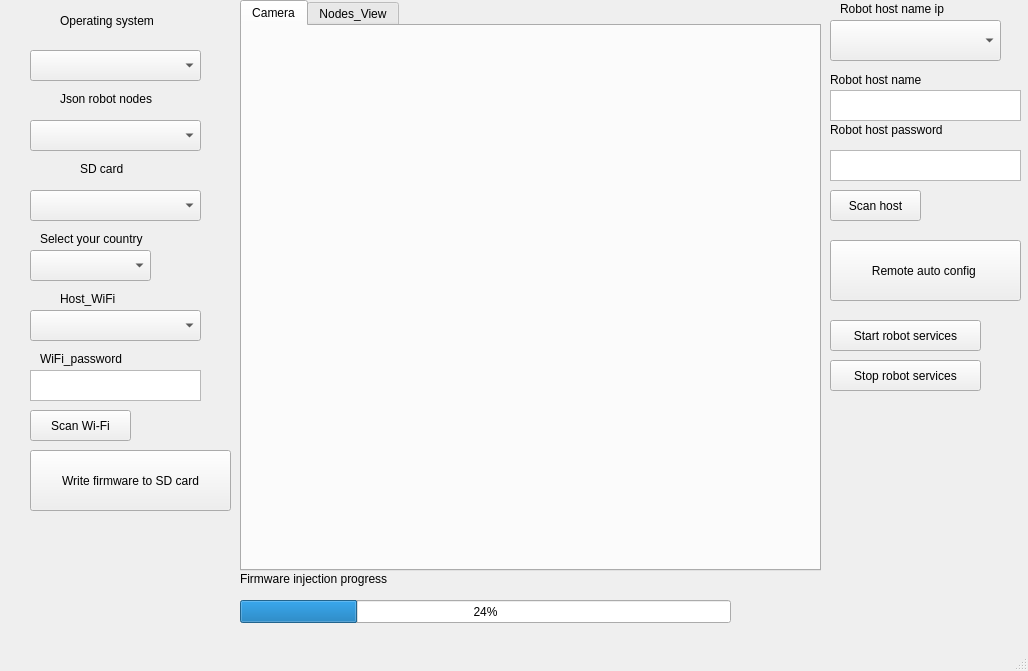
The window that Roboticfirmwaregenerator.ui (KornbotDevUltimatorKraton/LoginQueryDatabasewithurl) describes before a commit, drawn with Qt 5.
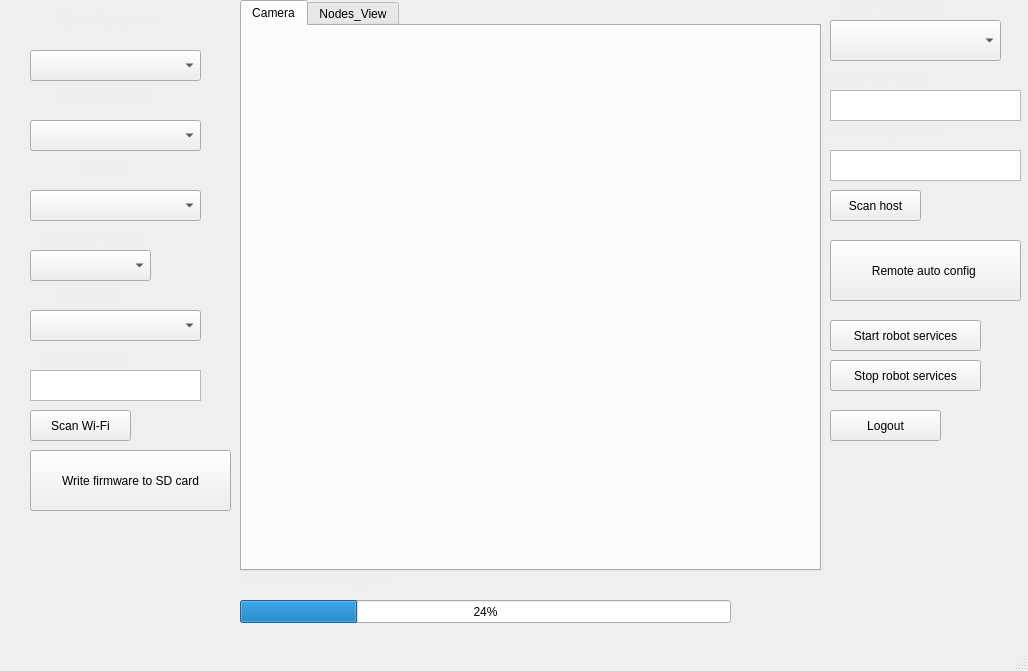
The same window after the commit. The open tabs and pages were chosen to show the change.

The edit to the form file:
```diff
--- a/Roboticfirmwaregenerator.ui
+++ b/Roboticfirmwaregenerator.ui
@@ -60,7 +60,7 @@
      </rect>
     </property>
     <property name="text">
-     <string>Operating system</string>
+     <string>&lt;html&gt;&lt;head/&gt;&lt;body&gt;&lt;p&gt;&lt;span style=&quot; color:#eeeeec;&quot;&gt;Operating system&lt;/span&gt;&lt;/p&gt;&lt;/body&gt;&lt;/html&gt;</string>
     </property>
    </widget>
    <widget class="QComboBox" name="comboBox_3">
@@ -83,7 +83,7 @@
      </rect>
     </property>
     <property name="text">
-     <string>Json robot nodes</string>
+     <string>&lt;html&gt;&lt;head/&gt;&lt;body&gt;&lt;p&gt;&lt;span style=&quot; color:#eeeeec;&quot;&gt;Json robot nodes&lt;/span&gt;&lt;/p&gt;&lt;/body&gt;&lt;/html&gt;</string>
     </property>
    </widget>
    <widget class="QLabel" name="label_3">
@@ -96,7 +96,7 @@
      </rect>
     </property>
     <property name="text">
-     <string>SD card</string>
+     <string>&lt;html&gt;&lt;head/&gt;&lt;body&gt;&lt;p&gt;&lt;span style=&quot; color:#eeeeec;&quot;&gt;SD card&lt;/span&gt;&lt;/p&gt;&lt;/body&gt;&lt;/html&gt;</string>
     </property>
    </widget>
    <widget class="QComboBox" name="comboBox_5">
@@ -119,7 +119,7 @@
      </rect>
     </property>
     <property name="text">
-     <string>Select your country</string>
+     <string>&lt;html&gt;&lt;head/&gt;&lt;body&gt;&lt;p&gt;&lt;span style=&quot; color:#eeeeec;&quot;&gt;Select your country&lt;/span&gt;&lt;/p&gt;&lt;/body&gt;&lt;/html&gt;</string>
     </property>
    </widget>
    <widget class="QLabel" name="label_8">
@@ -132,7 +132,7 @@
      </rect>
     </property>
     <property name="text">
-     <string>Robot host name ip</string>
+     <string>&lt;html&gt;&lt;head/&gt;&lt;body&gt;&lt;p&gt;&lt;span style=&quot; color:#eeeeec;&quot;&gt;Robot host name ip&lt;/span&gt;&lt;/p&gt;&lt;/body&gt;&lt;/html&gt;</string>
     </property>
    </widget>
    <widget class="QLabel" name="label_9">
@@ -145,7 +145,7 @@
      </rect>
     </property>
     <property name="text">
-     <string>Robot host password</string>
+     <string>&lt;html&gt;&lt;head/&gt;&lt;body&gt;&lt;p&gt;&lt;span style=&quot; color:#eeeeec;&quot;&gt;Robot host password&lt;/span&gt;&lt;/p&gt;&lt;/body&gt;&lt;/html&gt;</string>
     </property>
    </widget>
    <widget class="QTextEdit" name="textEdit_3">
@@ -168,7 +168,7 @@
      </rect>
     </property>
     <property name="text">
-     <string>WiFi_password</string>
+     <string>&lt;html&gt;&lt;head/&gt;&lt;body&gt;&lt;p&gt;&lt;span style=&quot; color:#eeeeec;&quot;&gt;WiFi_password&lt;/span&gt;&lt;/p&gt;&lt;/body&gt;&lt;/html&gt;</string>
     </property>
    </widget>
    <widget class="QTextEdit" name="textEdit_4">
@@ -191,7 +191,7 @@
      </rect>
     </property>
     <property name="text">
-     <string>Host_WiFi</string>
+     <string>&lt;html&gt;&lt;head/&gt;&lt;body&gt;&lt;p&gt;&lt;span style=&quot; color:#eeeeec;&quot;&gt;Host_WiFi&lt;/span&gt;&lt;/p&gt;&lt;/body&gt;&lt;/html&gt;</string>
     </property>
    </widget>
    <widget class="QComboBox" name="comboBox_4">
@@ -263,7 +263,7 @@
      </rect>
     </property>
     <property name="text">
-     <string>Robot host name</string>
+     <string>&lt;html&gt;&lt;head/&gt;&lt;body&gt;&lt;p&gt;&lt;span style=&quot; color:#eeeeec;&quot;&gt;Robot host name&lt;/span&gt;&lt;/p&gt;&lt;/body&gt;&lt;/html&gt;</string>
     </property>
    </widget>
    <widget class="QTextEdit" name="textEdit_5">
@@ -325,7 +325,7 @@
      </rect>
     </property>
     <property name="text">
-     <string>Firmware injection progress</string>
+     <string>&lt;html&gt;&lt;head/&gt;&lt;body&gt;&lt;p&gt;&lt;span style=&quot; color:#eeeeec;&quot;&gt;Firmware injection progress&lt;/span&gt;&lt;/p&gt;&lt;/body&gt;&lt;/html&gt;</string>
     </property>
    </widget>
    <widget class="QTabWidget" name="tabWidget">
@@ -379,6 +379,19 @@
      </attribute>
     </widget>
    </widget>
+   <widget class="QPushButton" name="pushButton_7">
+    <property name="geometry">
+     <rect>
+      <x>830</x>
+      <y>410</y>
+      <width>111</width>
+      <height>31</height>
+     </rect>
+    </property>
+    <property name="text">
+     <string>Logout</string>
+    </property>
+   </widget>
   </widget>
   <widget class="QMenuBar" name="menubar">
    <property name="geometry">
```
Left out of the diff: 2 changed lines with no effect on the pictures.
